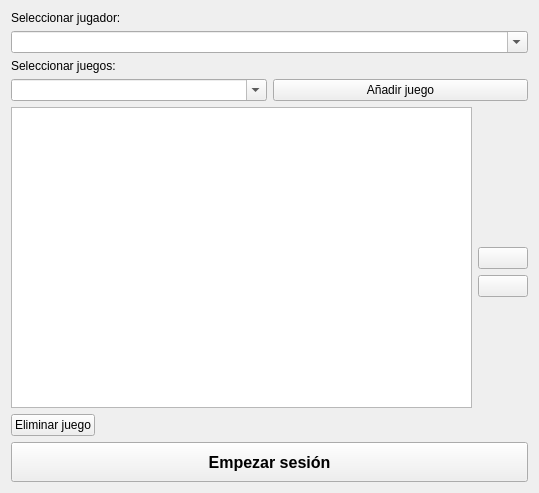
Above: components/gameManager/src/uis/usersv2.ui from robocomp/euroage-tv before the change. Below: the same form after it.
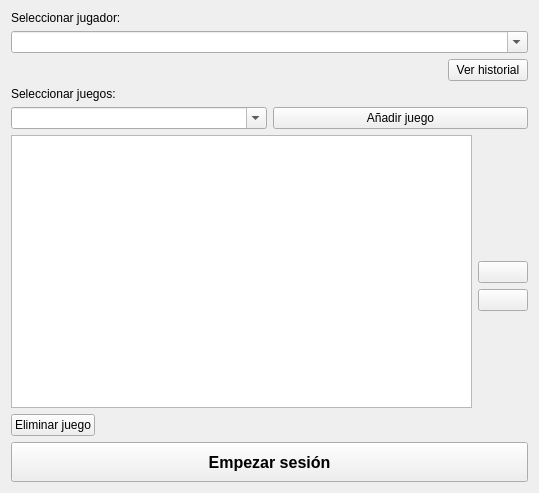
That is the form after the change. Icons and pictures are not drawn.

Commit message: Added Ver historial button to both ui versions.

```diff
--- a/components/gameManager/src/uis/usersv2.ui
+++ b/components/gameManager/src/uis/usersv2.ui
@@ -45,6 +45,30 @@
      </item>
     </layout>
    </item>
+   <item>
+    <layout class="QHBoxLayout" name="horizontalLayout_4">
+     <item>
+      <spacer name="horizontalSpacer_2">
+       <property name="orientation">
+        <enum>Qt::Horizontal</enum>
+       </property>
+       <property name="sizeHint" stdset="0">
+        <size>
+         <width>40</width>
+         <height>20</height>
+        </size>
+       </property>
+      </spacer>
+     </item>
+     <item>
+      <widget class="QPushButton" name="history_button">
+       <property name="text">
+        <string>Ver historial</string>
+       </property>
+      </widget>
+     </item>
+    </layout>
+   </item>
    <item>
     <widget class="QLabel" name="label">
      <property name="text">
```
The commit also changes 1 other file.
